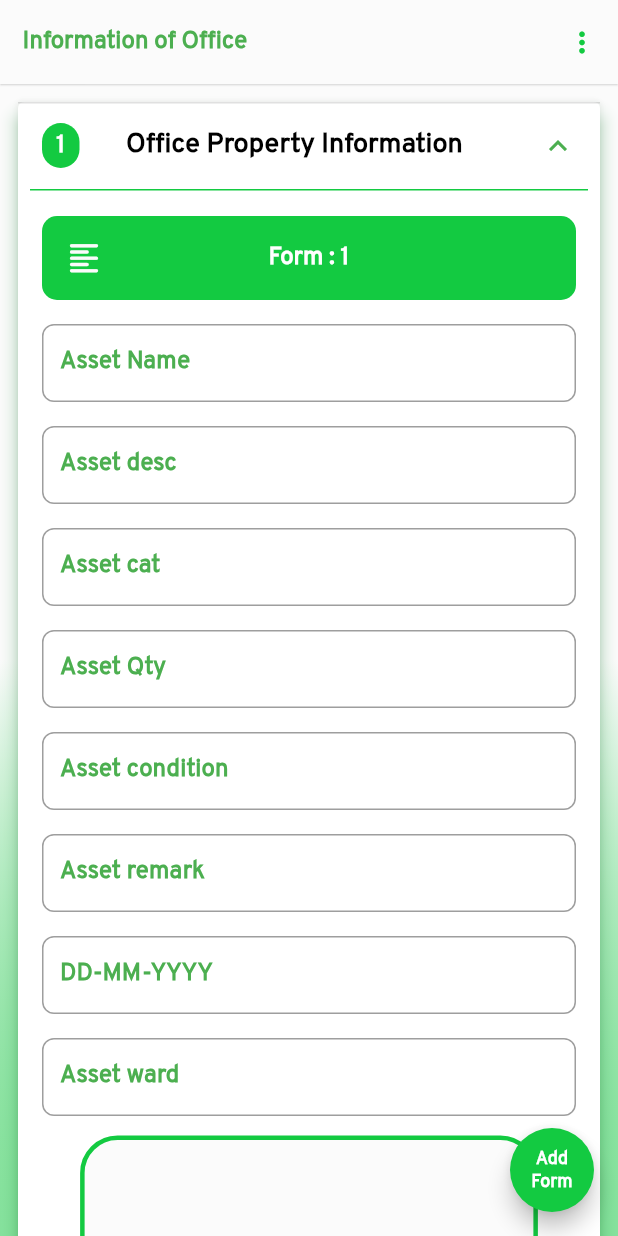
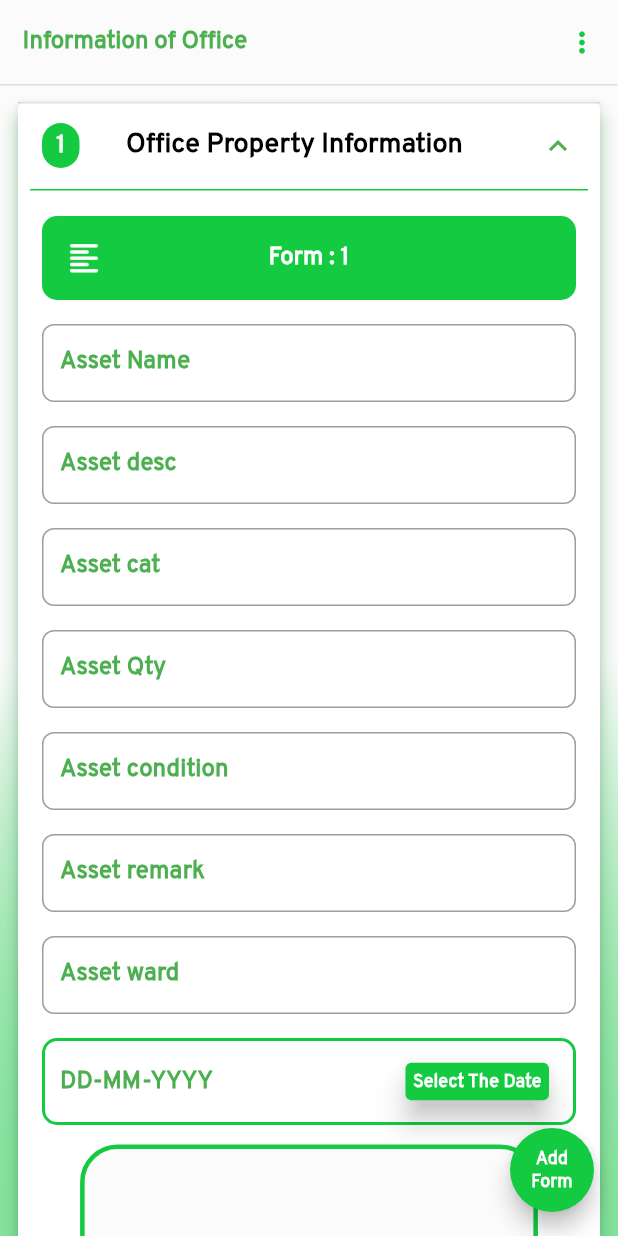
Before and after one commit to Ak07nk/asset_management, a Flutter app: the PreVerification screen opened by its route, after a tap on an icon or button, on a phone screen of 412 x 824 dp. Run offline on Flutter 3.47's test engine with Material 2 defaults, Android fonts, the phone set to English and light mode, and no system bars; our stand-ins replace fluttertoast, image_picker, shared_preferences; accounts and stored records are empty; project files that could hold a hidden picture were left out.

Commit message:
date picker

```diff
--- a/lib/API_FILES/MODEL_CLASSES/assest_insert_model.dart
+++ b/lib/API_FILES/MODEL_CLASSES/assest_insert_model.dart
@@ -4,12 +4,12 @@ import 'dart:convert';
 class AssestInsertRequest {
   String? astName;
   String? astDesc;
-  int? astCat;
+  String? astCat;
   int? astQty;
   String? astCondition;
   String? astRemarks;
   int? createdBy;
-  int? astWard;
+  String? astWard;
   String? astprdate;
   String? astimage;
   AssestInsertRequest(
@@ -27,12 +27,12 @@ class AssestInsertRequest {
   AssestInsertRequest copyWith(
       {String? astName,
       String? astDesc,
-      int? astCat,
+      String? astCat,
       int? astQty,
       String? astCondition,
       String? astRemarks,
       int? createdBy,
-      int? astWard,
+      String? astWard,
       String? astprdate,
       String? astimage}) {
     return AssestInsertRequest(
@@ -90,14 +90,14 @@ class AssestInsertRequest {
     return AssestInsertRequest(
       astName: map['ast_name'],
       astDesc: map['ast_desc'],
-      astCat: map['ast_cat']?.toInt(),
+      astCat: map['ast_cat'],
       astQty: map['ast_qty']?.toInt(),
       astCondition: map['ast_condition'],
       astRemarks: map['ast_remarks'],
       createdBy: map['created_by']?.toInt(),
-      astWard: map['ast_ward']?.toInt(),
-      astprdate: map['ast_pr_date']?.toInt(),
-      astimage: map['ast_image']?.toInt(),
+      astWard: map['ast_ward'],
+      astprdate: map['ast_pr_date'],
+      astimage: map['ast_image'],
     );
   }
 
--- a/lib/UI_FLOW_PAGE/pre_verification.dart
+++ b/lib/UI_FLOW_PAGE/pre_verification.dart
@@ -1,3 +1,5 @@
+// ignore_for_file: unnecessary_string_escapes
+
 import 'dart:io';
 
 import 'package:asset_management/API_FILES/MODEL_CLASSES/assest_insert_model.dart';
@@ -539,7 +541,7 @@ class _PreVerificationState extends State<PreVerification> {
                 style: tts4B,
                 onChanged: (val) {
                   setState(() {
-                    assestInputtRequest[index].astCat = int.tryParse(val);
+                    assestInputtRequest[index].astCat = val;
                   });
                 },
                 decoration: InputDecoration(
@@ -554,6 +556,7 @@ class _PreVerificationState extends State<PreVerification> {
             Padding(
               padding: const EdgeInsets.all(8.0),
               child: TextFormField(
+                keyboardType: TextInputType.number,
                 // readOnly: true,
                 style: tts4B,
                 onChanged: (val) {
@@ -631,32 +634,51 @@ class _PreVerificationState extends State<PreVerification> {
             //     ),
             //   ),
             // ),
+
+            // Padding(
+            //   padding: const EdgeInsets.all(8.0),
+            //   child: TextFormField(
+            //     keyboardType: TextInputType.datetime,
+            //     style: tts4B,
+            //     readOnly: true,
+
+            //     onTap: () {
+            //       showcalander().then((value) {
+            //         setState(() {
+            //           assestInputtRequest[index].astprdate = value;
+            //         });
+            //       });
+            //     },
+            //     // controller:
+
+            //     // onChanged: (val) async {
+            //     //   setState(() {
+            //     //     assestInputtRequest[index].astprdate = val;
+            //     //   });
+            //     // },
+            //     decoration: InputDecoration(
+            //       labelText: 'DD-MM-YYYY',
+            //       labelStyle: tts4G,
+            //       isDense: true,
+            //       border: OutlineInputBorder(
+            //           borderRadius: BorderRadius.circular(8)),
+            //     ),
+            //   ),
+            // ),
             Padding(
               padding: const EdgeInsets.all(8.0),
               child: TextFormField(
+                // readOnly: true,
                 style: tts4B,
+
                 onChanged: (val) {
                   setState(() {
-                    assestInputtRequest[index].astprdate = val;
+                    assestInputtRequest[index].astWard = val;
                   });
                 },
+
                 decoration: InputDecoration(
-                  // suffix: InkWell(
-                  //   onTap: () {
-                  //     showcalander();
-                  //   },
-                  //   child: Card(
-                  //     color: appColorG.withOpacity(0.8),
-                  //     child: Padding(
-                  //       padding: const EdgeInsets.all(2.0),
-                  //       child: Text(
-                  //         'Select The Date',
-                  //         style: tts2W,
-                  //       ),
-                  //     ),
-                  //   ),
-                  // ),
-                  labelText: 'DD-MM-YYYY',
+                  labelText: 'Asset ward',
                   labelStyle: tts4G,
                   isDense: true,
                   border: OutlineInputBorder(
@@ -666,22 +688,50 @@ class _PreVerificationState extends State<PreVerification> {
             ),
             Padding(
               padding: const EdgeInsets.all(8.0),
-              child: TextFormField(
-                // readOnly: true,
-                style: tts4B,
-
-                onChanged: (val) {
-                  setState(() {
-                    assestInputtRequest[index].astWard = int.tryParse(val);
-                  });
-                },
-
-                decoration: InputDecoration(
-                  labelText: 'Asset ward',
-                  labelStyle: tts4G,
-                  isDense: true,
-                  border: OutlineInputBorder(
-                      borderRadius: BorderRadius.circular(8)),
+              child: Container(
+                decoration: BoxDecoration(
+                    borderRadius: BorderRadius.circular(10),
+                    border: Border.all(color: appColorG, width: 2)),
+                height: 58,
+                width: MediaQuery.of(context).size.width,
+                child: Padding(
+                  padding: const EdgeInsets.symmetric(horizontal: 10),
+                  child: Row(
+                    mainAxisAlignment: MainAxisAlignment.spaceBetween,
+                    children: [
+                      assestInputtRequest[index].astprdate == null
+                          ? Text(
+                              'DD-MM-YYYY',
+                              style: tts4G,
+                            )
+                          : Text(
+                              assestInputtRequest[index].astprdate.toString(),
+                              style: tts4B,
+                            ),
+                      InkWell(
+                        onTap: () {
+                          showcalander().then((value) {
+                            setState(() {
+                              assestInputtRequest[index].astprdate = value;
+                            });
+                          });
+                        },
+                        child: Padding(
+                            padding: const EdgeInsets.all(2.0),
+                            child: Card(
+                              elevation: 8,
+                              color: appColorG,
+                              child: Padding(
+                                padding: const EdgeInsets.all(5.0),
+                                child: Text(
+                                  'Select The Date',
+                                  style: tts2W,
+                                ),
+                              ),
+                            )),
+                      ),
+                    ],
+                  ),
                 ),
               ),
             ),
@@ -776,19 +826,19 @@ class _PreVerificationState extends State<PreVerification> {
   List<AssestInsertRequest> assestInputtRequest = [
     AssestInsertRequest(),
   ];
-  // Future showcalander() async {
-  //   final initialDate = DateTime.now();
-  //   final newDate = await showDatePicker(
-  //       context: context,
-  //       initialDate: sDate ?? initialDate,
-  //       firstDate: DateTime(DateTime.now().year - 15),
-  //       lastDate: DateTime(DateTime.now().year + 15));
-  //   if (newDate == null) return;
-  //   setState(() => sDate = newDate);
-  //   debugPrint(sDate.toString());
-  //   dateCtl.text = '${sDate!.day}-${sDate!.month}-${sDate!.year}';
-  //   datetime = '${sDate!.day}-${sDate!.month}-${sDate!.year}';
-  // }
+  Future showcalander() async {
+    final initialDate = DateTime.now();
+    final newDate = await showDatePicker(
+        context: context,
+        initialDate: sDate ?? initialDate,
+        firstDate: DateTime(DateTime.now().year - 15),
+        lastDate: DateTime(DateTime.now().year + 15));
+    if (newDate == null) return;
+    setState(() => sDate = newDate);
+    debugPrint(sDate.toString());
+    dateCtl.text = '${sDate!.day}-${sDate!.month}-${sDate!.year}';
+    return datetime = '${sDate!.day}-${sDate!.month}-${sDate!.year}';
+  }
 
   buildTable() {
     return Padding(
@@ -916,28 +966,39 @@ class _PreVerificationState extends State<PreVerification> {
                     onPressed: () async {
                       if (assestInputtRequest[index - 1].astName == null) {
                         showFlutterTost('Enter the Asset Name');
-                      } else if (assestInputtRequest[index - 1].astDesc ==
-                          null) {
-                        showFlutterTost('Enter the Asset Desc');
-                      } else if (assestInputtRequest[index - 1].astCat ==
-                          null) {
-                        showFlutterTost('Enter the Asset Cat');
                       } else if (assestInputtRequest[index - 1].astQty ==
                           null) {
                         showFlutterTost('Enter the Asset Qty');
-                      } else if (assestInputtRequest[index - 1].astCondition ==
-                          null) {
-                        showFlutterTost('Enter the Asset Condition');
-                      } else if (assestInputtRequest[index - 1].astRemarks ==
-                          null) {
-                        showFlutterTost('Enter the Asset Remarks');
                       } else if (assestInputtRequest[index - 1].astprdate ==
                           null) {
                         showFlutterTost('Enter the Asset Pr Date');
-                      } else if (assestInputtRequest[index - 1].astWard ==
-                          null) {
-                        showFlutterTost('Enter the Asset Ward');
-                      } else if (assestInputtRequest[index - 1].astimage ==
+                      } else if (!assestInputtRequest[index - 1]
+                          .astprdate!
+                          .contains("-")) {
+                        showFlutterTost('Enter the valid Date DD-MM-YYYY');
+                      }
+                      // else if (assestInputtRequest[index - 1]
+                      //     .astDesc!
+                      //     .isEmpty) {
+                      //   showFlutterTost('Enter the Asset Desc');
+                      // }
+                      // else if (assestInputtRequest[index - 1].astCat ==
+                      //     null) {
+                      //   showFlutterTost('Enter the Asset Cat');
+                      // }
+                      // else if (assestInputtRequest[index - 1].astCondition ==
+                      //     null) {
+                      //   showFlutterTost('Enter the Asset Condition');
+                      // }
+                      //  else if (assestInputtRequest[index - 1].astRemarks ==
+                      //     null) {
+                      //   showFlutterTost('Enter the Asset Remarks');
+                      // }
+                      //  else if (assestInputtRequest[index - 1].astWard ==
+                      //     null) {
+                      //   showFlutterTost('Enter the Asset Ward');
+                      // }
+                      else if (assestInputtRequest[index - 1].astimage ==
                           null) {
                         showFlutterTost('Upload the photo');
                       } else {
@@ -960,10 +1021,11 @@ class _PreVerificationState extends State<PreVerification> {
                     },
                     child: isSubmit
                         ? Padding(
-                            padding: const EdgeInsets.all(8.0),
+                            padding: const EdgeInsets.symmetric(
+                                horizontal: 10, vertical: 3),
                             child: CircularProgressIndicator(
                               color: appColorW,
-                              strokeWidth: 2,
+                              strokeWidth: 4,
                             ),
                           )
                         : Text(
```
Also changed, not shown: pubspec.lock, 1 other file.
